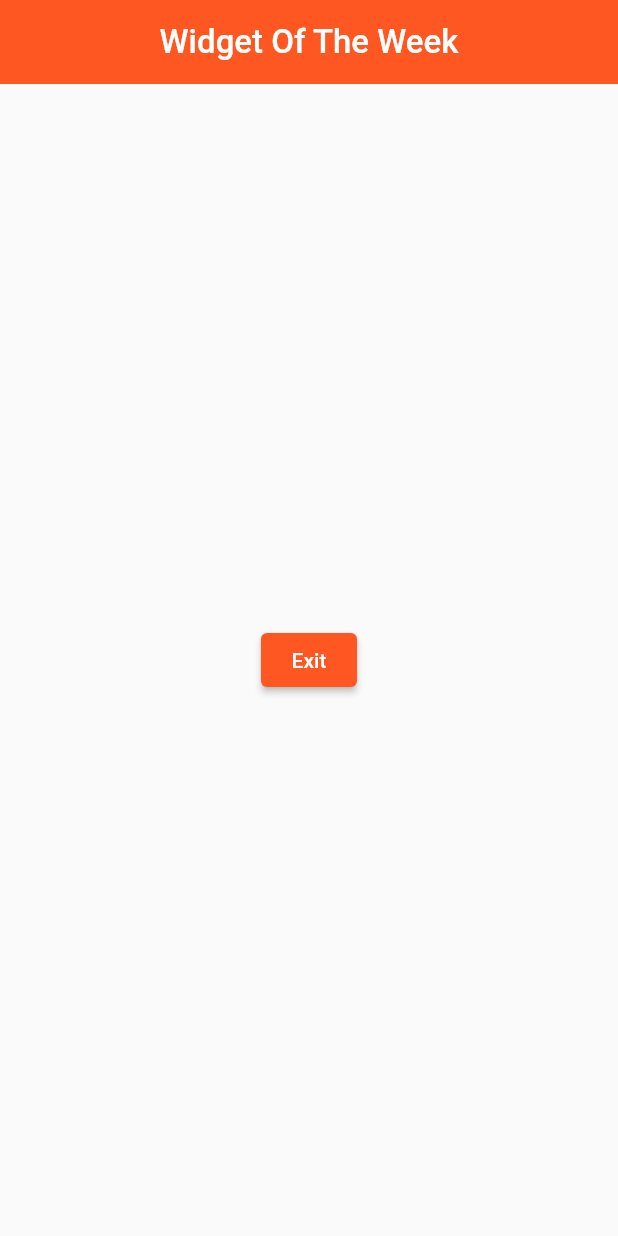
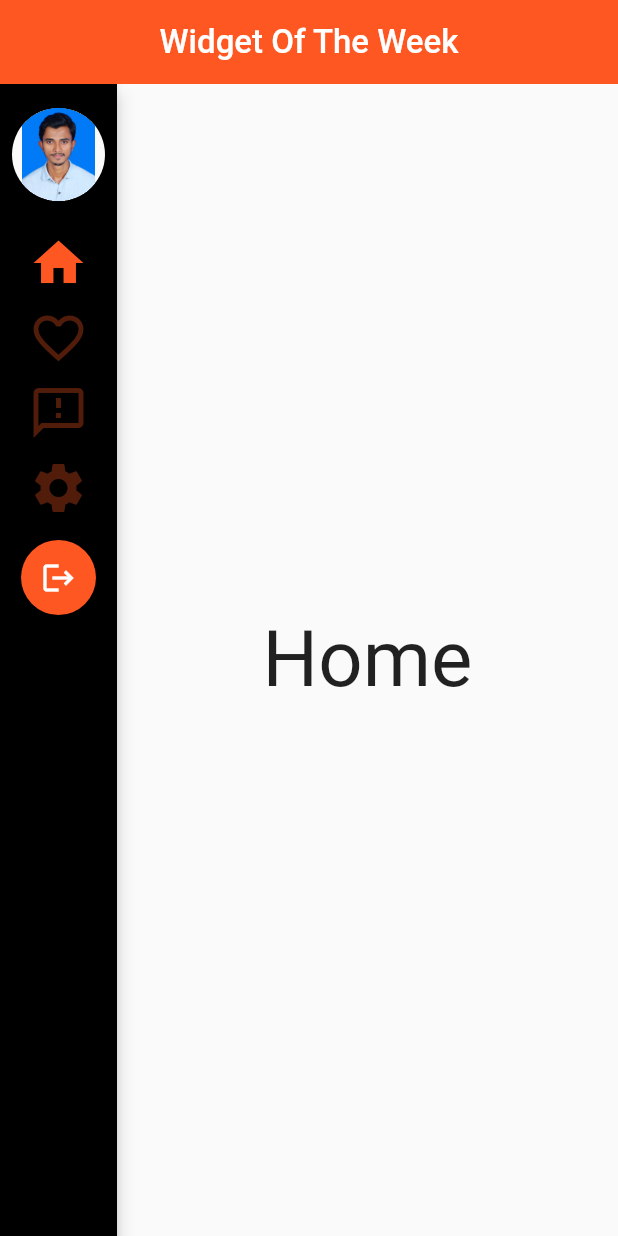
Before and after one commit to rifathossain82/Widget_of_the_week, a Flutter app: the screen it shows after launch, on a phone screen of 412 x 824 dp. Run offline on Flutter 3.47's test engine with Material 2 defaults, Android fonts, the phone set to English and light mode, and no system bars; our stand-ins replace animated_text_kit, device_info_plus, dio, flutter_slidable, flutter_speed_dial, fluttertoast and 5 more; missing offline and left inert: dart:js, snake, transformer_page_view.

Commit message:
practice app

```diff
--- /dev/null
+++ b/lib/NavigationRial_demo/Home_navigation_rail.dart
@@ -0,0 +1,93 @@
+import 'package:flutter/cupertino.dart';
+import 'package:flutter/material.dart';
+
+class Home_Navigation_Rail extends StatefulWidget {
+  const Home_Navigation_Rail({Key? key}) : super(key: key);
+
+  @override
+  _Home_Navigation_RailState createState() => _Home_Navigation_RailState();
+}
+
+class _Home_Navigation_RailState extends State<Home_Navigation_Rail> {
+
+  var index=0;
+  bool isExpanded=false;
+
+  final pages=[
+    Text('Home',style: TextStyle(fontSize: 52),),
+    Text('Favorite',style: TextStyle(fontSize: 52),),
+    Text('Feedback',style: TextStyle(fontSize: 52),),
+    Text('Settings',style: TextStyle(fontSize: 52),),
+  ];
+
+  @override
+  Widget build(BuildContext context) {
+    return Row(
+      children: [
+        NavigationRail(
+            destinations: [
+              NavigationRailDestination(
+                  icon: Icon(Icons.home),
+                  label: Text('Home'),
+              ),
+              NavigationRailDestination(
+                icon: Icon(Icons.favorite_border),
+                label: Text('Favorite'),
+                selectedIcon: Icon(Icons.favorite),
+              ),
+              NavigationRailDestination(
+                icon: Icon(Icons.feedback_outlined),
+                label: Text('Feedback'),
+              ),
+              NavigationRailDestination(
+                icon: Icon(Icons.settings),
+                label: Text('Settings'),
+                padding: EdgeInsets.only(bottom: 10)
+              ),
+            ],
+            selectedIndex: index,
+          backgroundColor: Colors.black,
+          elevation: 5,
+          leading: Padding(
+            padding: const EdgeInsets.all(8.0),
+            child: Material(
+              shape: CircleBorder(),
+              clipBehavior: Clip.hardEdge,
+              child: Ink.image(
+                image: AssetImage('images/my_pic.JPG'),
+                height: 62,
+                width: 62,
+                fit: BoxFit.fitHeight,
+                child: InkWell(
+                  onTap: (){
+                    setState(() {
+                      isExpanded=!isExpanded;
+                    });
+                  },
+                ),
+              ),
+            ),
+          ),
+          selectedIconTheme: IconThemeData(color: Colors.deepOrange,size: 40),
+          unselectedIconTheme: IconThemeData(color: Colors.deepOrange.withOpacity(0.5),size: 40),
+          //groupAlignment: -1, //by default
+          selectedLabelTextStyle: TextStyle(color: Colors.deepOrange,fontSize: 18),
+          unselectedLabelTextStyle: TextStyle(color: Colors.deepOrange.withOpacity(0.5),fontSize: 18),
+          //labelType: NavigationRailLabelType.selected,
+          minWidth: 50,
+          onDestinationSelected: (_index){
+              setState(() {
+                index=_index;
+              });
+          },
+          extended: isExpanded,
+          minExtendedWidth: 250,
+          trailing: isExpanded?
+    Container(child: Icon(Icons.logout,color: Colors.white,),decoration: BoxDecoration(color: Colors.deepOrange,borderRadius: BorderRadius.circular(100)),height: 50,):
+          Container(child: Icon(Icons.logout,color: Colors.white,),decoration: BoxDecoration(color: Colors.deepOrange,borderRadius: BorderRadius.circular(100)),height: 50,width: 50,),
+        ),
+        Expanded(child: Container(child: Center(child: pages[index]),))
+      ],
+    );
+  }
+}
--- a/lib/main.dart
+++ b/lib/main.dart
@@ -7,6 +7,7 @@ import 'package:widget_of_the_week/Alert_dialog_demo.dart';
 import 'package:widget_of_the_week/Align_demo.dart';
 import 'package:widget_of_the_week/Animated_builder/Animated_builder_demo.dart';
 import 'package:widget_of_the_week/Animated_builder/Slide_transition_demo.dart';
+import 'package:widget_of_the_week/Animated_cross_fade/demo3.dart';
 import 'package:widget_of_the_week/Animated_cross_fade/demo_1.dart';
 import 'package:widget_of_the_week/Animated_cross_fade/demo_2.dart';
 import 'package:widget_of_the_week/Animated_list_demo/Animated_list.dart';
@@ -26,6 +27,7 @@ import 'package:widget_of_the_week/Color_filter.dart';
 import 'package:widget_of_the_week/Constraints_box_demo.dart';
 import 'package:widget_of_the_week/Cupertino_action_sheet.dart';
 import 'package:widget_of_the_week/Data_table_demo.dart';
+import 'package:widget_of_the_week/Date&Time_picker.dart';
 import 'package:widget_of_the_week/Dismissible_demo/Dismissible_list_demo.dart';
 import 'package:widget_of_the_week/Draggable_scrollable_sheet.dart';
 import 'package:widget_of_the_week/DropDownButton/Example1_esay.dart';
@@ -56,6 +58,7 @@ import 'package:widget_of_the_week/ListView_demo.dart';
 import 'package:widget_of_the_week/List_While_ScrollView_demo.dart';
 import 'package:widget_of_the_week/Location_demo.dart';
 import 'package:widget_of_the_week/Media_query_demo.dart';
+import 'package:widget_of_the_week/NavigationRial_demo/Home_navigation_rail.dart';
 import 'package:widget_of_the_week/Notification_listener_demo.dart';
 import 'package:widget_of_the_week/Opacity_demo.dart';
 import 'package:widget_of_the_week/Orientation_builder_demo.dart';
@@ -89,6 +92,7 @@ import 'package:widget_of_the_week/animated_text_kit_demo.dart';
 import 'package:widget_of_the_week/padding_demo.dart';
 import 'package:widget_of_the_week/sensor/Sensor2.dart';
 import 'package:widget_of_the_week/sensor/Sensor_plus.dart';
+import 'package:widget_of_the_week/spalash_screen/Home_splash.dart';
 
 import 'Animated_icon_demo.dart';
 import 'BackgroundImage_App_Demo.dart';
@@ -133,7 +137,7 @@ class _MyAppState extends State<MyApp> {
           resizeToAvoidBottomInset: false,
           //backgroundColor: Colors.blueGrey[900],
           appBar: appbar,
-          body: ExitApp_Programatically(),
+          body: Home_Navigation_Rail(),
         )
     );
   }
--- /dev/null
+++ b/lib/spalash_screen/Home_splash.dart
@@ -0,0 +1,34 @@
+import 'dart:async';
+import 'package:lottie/lottie.dart';
+import 'package:flutter/material.dart';
+import 'package:widget_of_the_week/spalash_screen/Main_page.dart';
+
+class Home_splash extends StatefulWidget {
+  const Home_splash({Key? key}) : super(key: key);
+
+  @override
+  _Home_splashState createState() => _Home_splashState();
+}
+
+class _Home_splashState extends State<Home_splash> {
+
+
+  @override
+  void initState() {
+    // TODO: implement initState
+    super.initState();Timer(Duration(seconds: 3), (){
+      Navigator.of(context).pushReplacement(MaterialPageRoute(builder: (context)=>Main_page()));
+    });
+
+  }
+
+  @override
+  Widget build(BuildContext context) {
+    return  Scaffold(
+        body: Center(
+          child: Lottie.network(
+              'https://raw.githubusercontent.com/xvrh/lottie-flutter/master/example/assets/Mobilo/A.json'),
+        ),
+      );
+  }
+}
--- a/pubspec.yaml
+++ b/pubspec.yaml
@@ -50,6 +50,7 @@ dependencies:
   image_picker: ^0.8.4+4
   path_provider: ^2.0.8
   flutter_speed_dial: ^5.0.0+1
+  lottie: ^1.2.1
 
 dev_dependencies:
   flutter_test:
@@ -83,6 +84,7 @@ flutter:
     - images/pizza2.jpg
     - images/sandwich.jpg
     - images/large_img.jpg
+    - images/my_pic.JPG
 
   # An image asset can refer to one or more resolution-specific "variants", see
   # https://flutter.dev/assets-and-images/#resolution-aware.
```
Also changed, not shown: lib/Animated_cross_fade/demo3.dart (added, +36 -0 lines), lib/Date&Time_picker.dart (added, +70 -0 lines), lib/spalash_screen/Main_page.dart (added, +28 -0 lines), images/my_pic.JPG (added), pubspec.lock.
